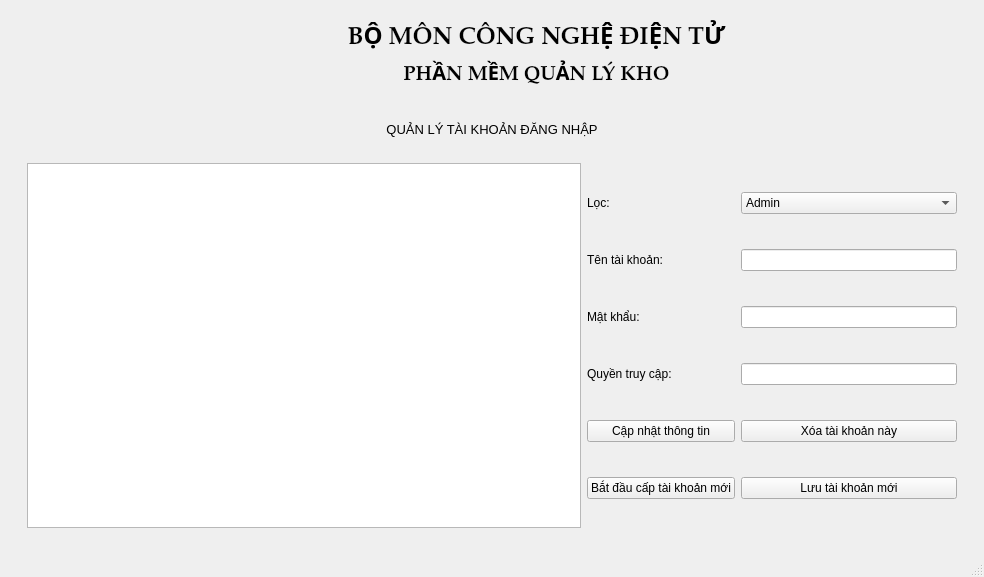
Above: NhapXuatKho_CNDT/quanly_tk.ui from ngockhang2017/NhapXuatKho_CNDT before the change. Below: the same form after it.
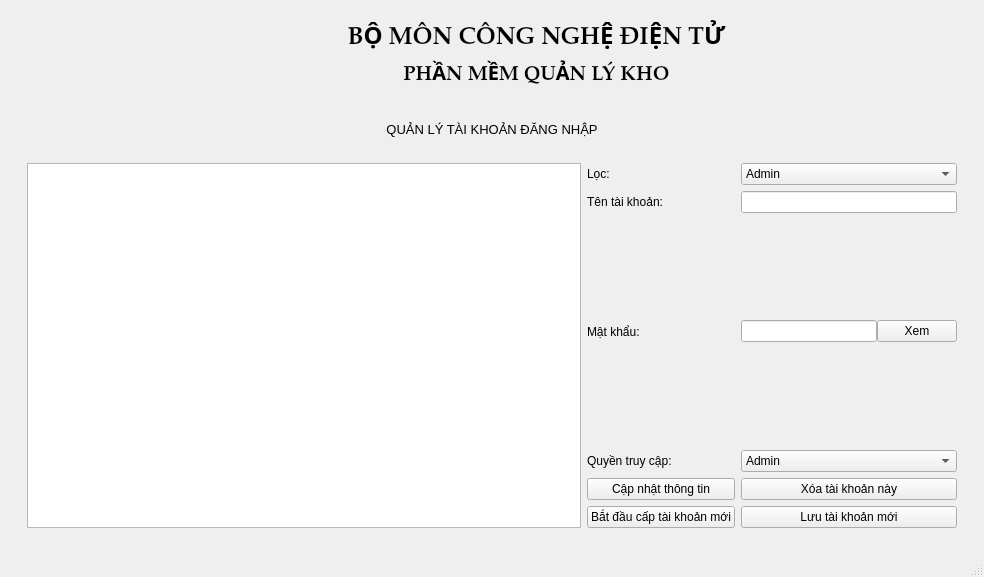
That is the form after the change. Icons and pictures are not drawn.

```diff
--- a/NhapXuatKho_CNDT/quanly_tk.ui
+++ b/NhapXuatKho_CNDT/quanly_tk.ui
@@ -151,10 +151,7 @@
              </widget>
             </item>
             <item row="1" column="1">
-             <widget class="QLineEdit" name="lineEdit"/>
-            </item>
-            <item row="3" column="1">
-             <widget class="QLineEdit" name="lineEdit_3"/>
+             <widget class="QLineEdit" name="lineEdit_TenTK"/>
             </item>
             <item row="5" column="1">
              <widget class="QPushButton" name="pushButton_4">
@@ -163,9 +160,6 @@
               </property>
              </widget>
             </item>
-            <item row="2" column="1">
-             <widget class="QLineEdit" name="lineEdit_2"/>
-            </item>
             <item row="2" column="0">
              <widget class="QLabel" name="label_7">
               <property name="text">
@@ -174,7 +168,7 @@
              </widget>
             </item>
             <item row="4" column="0">
-             <widget class="QPushButton" name="pushButton">
+             <widget class="QPushButton" name="pushButton_CapNhat">
               <property name="text">
                <string>Cập nhật thông tin</string>
               </property>
@@ -220,6 +214,59 @@
               </item>
              </widget>
             </item>
+            <item row="2" column="1">
+             <widget class="QWidget" name="widget_6" native="true">
+              <property name="autoFillBackground">
+               <bool>false</bool>
+              </property>
+              <layout class="QHBoxLayout" name="horizontalLayout_3">
+               <property name="spacing">
+                <number>0</number>
+               </property>
+               <property name="leftMargin">
+                <number>0</number>
+               </property>
+               <property name="topMargin">
+                <number>0</number>
+               </property>
+               <property name="rightMargin">
+                <number>0</number>
+               </property>
+               <property name="bottomMargin">
+                <number>0</number>
+               </property>
+               <item>
+                <widget class="QLineEdit" name="lineEdit_MatKhau"/>
+               </item>
+               <item>
+                <widget class="QPushButton" name="pushButton">
+                 <property name="text">
+                  <string>Xem</string>
+                 </property>
+                </widget>
+               </item>
+              </layout>
+             </widget>
+            </item>
+            <item row="3" column="1">
+             <widget class="QComboBox" name="comboBox_QuyenTruyCap">
+              <item>
+               <property name="text">
+                <string>Admin</string>
+               </property>
+              </item>
+              <item>
+               <property name="text">
+                <string>Quản lý kho</string>
+               </property>
+              </item>
+              <item>
+               <property name="text">
+                <string>Kỹ thuật viên</string>
+               </property>
+              </item>
+             </widget>
+            </item>
            </layout>
           </item>
          </layout>
```
Left out of the diff: 8 changed lines with no effect on the pictures.
